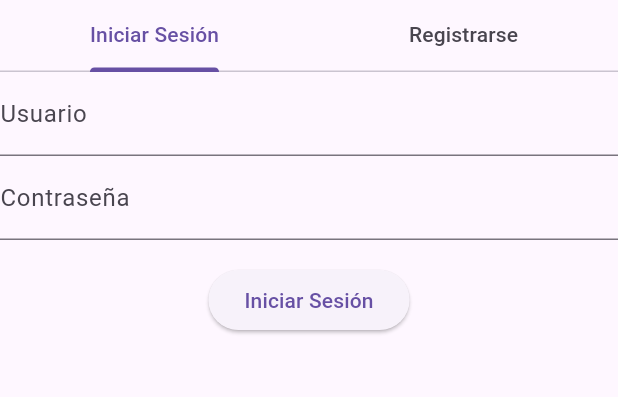
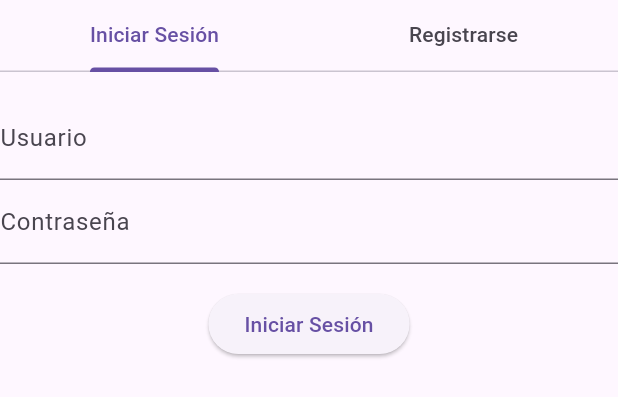
Before and after one commit to IngridFLG/atomic_design_package, a Flutter app: the LoginRegisterTabs widget shown alone on an empty page, opened directly with empty values, on a phone screen of 412 x 824 dp. Shown: the top 397 px of the screen. Run offline on Flutter 3.47's test engine with Material 3 defaults, Android fonts, the phone set to English and light mode, and no system bars.

Commit message:
espaciados entre login y el tapbar

```diff
--- a/lib/organisms/login_register_tabs.dart
+++ b/lib/organisms/login_register_tabs.dart
@@ -40,6 +40,7 @@ class _LoginRegisterTabsState extends State<LoginRegisterTabs> {
               Tab(text: 'Registrarse'),
             ],
           ),
+          const SizedBox(height: 16.0),
           Expanded(
             child: TabBarView(
               children: [
```
